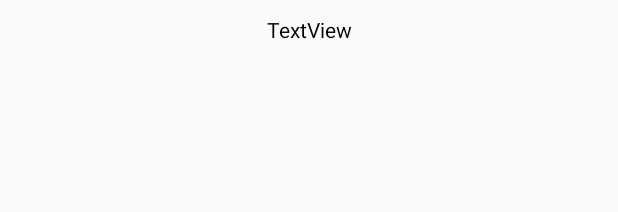
After one commit to MadMakZa/Sql_database, an Android app: the layout item_list_layout.xml on its own in the app's theme, with its tools: preview values and no code run, on a phone screen of 412 x 824 dp. The commit adds this screen. Shown: the top 212 px of the screen. Run offline under Robolectric (Android 15) with nearby library versions, the phone set to English and light mode, and no system bars.

Commit message:
class MyViewHolder for searching

```diff
--- a/app/src/main/java/com/example/sql_database/adapter/MainAdapter.java
+++ b/app/src/main/java/com/example/sql_database/adapter/MainAdapter.java
@@ -1,15 +1,22 @@
 package com.example.sql_database.adapter;
 
 import android.content.Context;
+import android.view.LayoutInflater;
 import android.view.View;
 import android.view.ViewGroup;
+import android.widget.TextView;
 
 import androidx.annotation.NonNull;
 import androidx.recyclerview.widget.RecyclerView;
 
+import com.example.sql_database.R;
+
 import java.util.ArrayList;
 import java.util.List;
 
+/**
+ * Адаптер recycler view
+ */
 public class MainAdapter extends RecyclerView.Adapter<MainAdapter.MyViewHolder> {
     //принимает контекст с вью
     private Context context;
@@ -20,26 +27,36 @@ public class MainAdapter extends RecyclerView.Adapter<MainAdapter.MyViewHolder>
         mainArray = new ArrayList<>();
     }
 
+    //метод который рисует на экране разметку
     @NonNull
     @Override
     public MyViewHolder onCreateViewHolder(@NonNull ViewGroup parent, int viewType) {
-        return null;
+        //создаем вью и передаем новый лайоут для разметки
+        View view = LayoutInflater.from(context).inflate(R.layout.item_list_layout, parent, false);
+        return new MyViewHolder(view);
     }
-
+    //заполняет элементами
     @Override
     public void onBindViewHolder(@NonNull MyViewHolder holder, int position) {
 
     }
-
+    //отвечает за количество запусков методов которые выше
     @Override
     public int getItemCount() {
         return mainArray.size();
     }
 
+    //вложенный класс для нахождения элемента который будет рисоваться
     class MyViewHolder extends RecyclerView.ViewHolder {
+        private TextView tvTitle;
 
         public MyViewHolder(@NonNull View itemView) {
             super(itemView);
+            tvTitle = itemView.findViewById(R.id.tvTitle);
+        }
+        //берем с List наш текст
+        public void setData(String title){
+            tvTitle.setText(title);
         }
     }
     public void updateAdapter(List<String> newList){
--- /dev/null
+++ b/app/src/main/res/layout/item_list_layout.xml
@@ -0,0 +1,20 @@
+<?xml version="1.0" encoding="utf-8"?>
+<androidx.constraintlayout.widget.ConstraintLayout xmlns:android="http://schemas.android.com/apk/res/android"
+    xmlns:app="http://schemas.android.com/apk/res-auto"
+    xmlns:tools="http://schemas.android.com/tools"
+    android:layout_width="match_parent"
+    android:layout_height="wrap_content">
+
+    <TextView
+        android:id="@+id/tvTitle"
+        android:layout_width="wrap_content"
+        android:layout_height="wrap_content"
+        android:layout_marginTop="10dp"
+        android:layout_marginBottom="10dp"
+        android:text="TextView"
+        android:textColor="@android:color/black"
+        app:layout_constraintBottom_toBottomOf="parent"
+        app:layout_constraintEnd_toEndOf="parent"
+        app:layout_constraintStart_toStartOf="parent"
+        app:layout_constraintTop_toTopOf="parent" />
+</androidx.constraintlayout.widget.ConstraintLayout>
--- a/app/src/main/res/values/colors.xml
+++ b/app/src/main/res/values/colors.xml
@@ -3,4 +3,5 @@
     <color name="colorPrimary">#6200EE</color>
     <color name="colorPrimaryDark">#3700B3</color>
     <color name="colorAccent">#03DAC5</color>
+    <color name="black">#000000</color>
 </resources>
```
